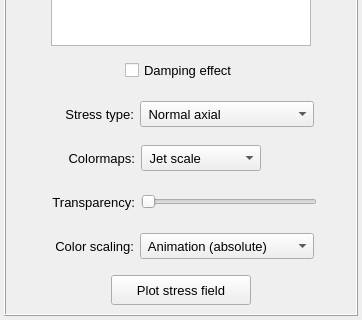
Old version of the form pulse/interface/data/ui_files/plots/results/structural/plot_stresses_field_for_harmonic_analysis.ui in the repository open-pulse/OpenPulse; both pictures show x 0 to 362 and y 179 to 499 of the 362 by 499 pixel window.
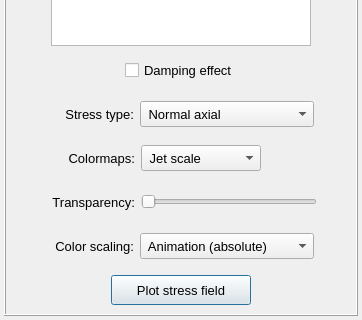
New version of the form.

```diff
--- a/pulse/interface/data/ui_files/plots/results/structural/plot_stresses_field_for_harmonic_analysis.ui
+++ b/pulse/interface/data/ui_files/plots/results/structural/plot_stresses_field_for_harmonic_analysis.ui
@@ -209,6 +209,9 @@
            <property name="text">
             <string>Plot stress field</string>
            </property>
+           <property name="default">
+            <bool>true</bool>
+           </property>
           </widget>
          </item>
         </layout>
```
Left out of the diff: 10 changed lines with no effect on the pictures.
